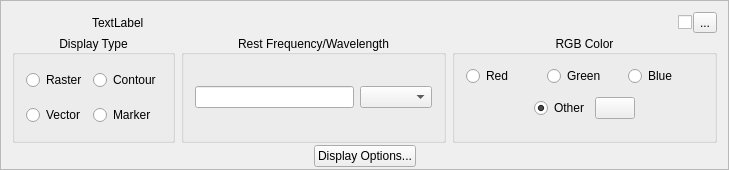
radio-astro/casa, file code/display/QtViewer/ImageManager/ImageView.ui: the form before one commit.
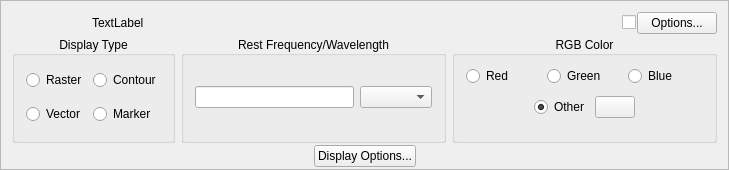
The form after the commit. Icons and pictures are not drawn.

Commit message: New Development: No             JIRA Issue: CAS-2772,CAS-4081(partial)         Ready for Test: Yes      Interface Changes: No What Interface Changed: Please list interface changes          Test Programs: List test programs   Put in Release Notes: No              Module(s): Module Names change impacts.            Description: Viewer Bugs 1.	Imager should use a gray scale by default 2.	ImageManager should use Options../Close rather than icons. 3.	Profile ascii order does not match viewer

```diff
--- a/code/display/QtViewer/ImageManager/ImageView.ui
+++ b/code/display/QtViewer/ImageManager/ImageView.ui
@@ -184,16 +184,12 @@
       </widget>
      </item>
      <item>
-      <widget class="QToolButton" name="openCloseButton">
+      <widget class="QPushButton" name="openCloseButton">
        <property name="toolTip">
         <string>Minimize/Maximize the display properties of the image.</string>
        </property>
        <property name="text">
-        <string>...</string>
-       </property>
-       <property name="icon">
-        <iconset>
-         <normaloff>:/icons/imageMinimize.png</normaloff>:/icons/imageMinimize.png</iconset>
+        <string>Options...</string>
        </property>
       </widget>
      </item>
```
The commit also changes 3 other files.
